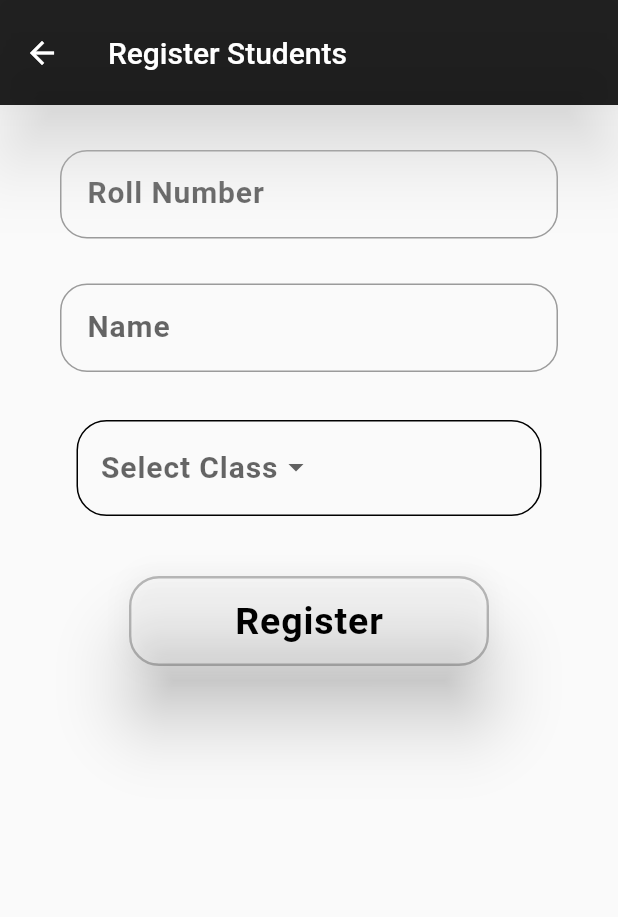
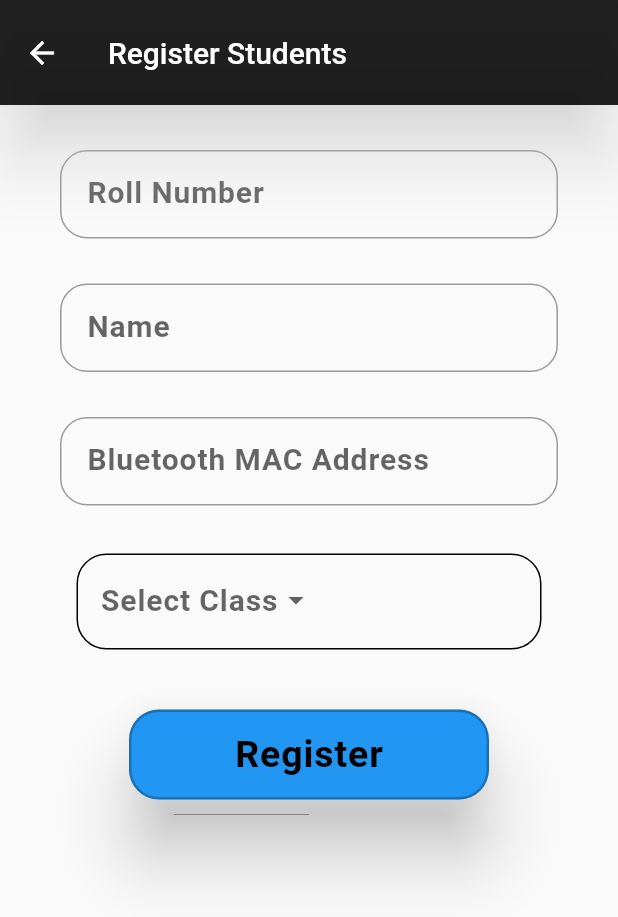
Before and after one commit to ArmanNawaz/BTAttendance, a Flutter app: the Register screen opened directly, on a phone screen of 412 x 824 dp. Shown: the top 917 px of the screen. Run offline on Flutter 3.47's test engine with Material 2 defaults, Android fonts, the phone set to English and light mode, and no system bars; our stand-ins replace firebase_core, flutter_blue; accounts and stored records are empty.

Commit message:
Modified home & register screen

```diff
--- a/lib/screens/home_screen.dart
+++ b/lib/screens/home_screen.dart
@@ -25,7 +25,6 @@ class _HomeScreenState extends State<HomeScreen> {
         body: Column(
           mainAxisAlignment: MainAxisAlignment.spaceEvenly,
           children: [
-            buildButton(title: 'Today\'s Report', onPress: () {}),
             buildButton(
                 title: 'Take Attendance',
                 onPress: () async{
@@ -55,7 +54,7 @@ class _HomeScreenState extends State<HomeScreen> {
                 title: 'View Students List',
                 onPress: (){}
                 ),
-            const SizedBox(height: 20.0,)
+            const SizedBox(height: 60.0),
           ],
         ),
       ),
--- a/lib/screens/register.dart
+++ b/lib/screens/register.dart
@@ -18,10 +18,12 @@ class _RegisterState extends State<Register> {
   Widget build(BuildContext context) {
     return Scaffold(
       appBar: myAppBar(title: 'Register Students'),
-      body: Column(
+      body: SingleChildScrollView(
+        child: Column(
           children: [
             _textInput(text: 'Roll Number', keyboardType: TextInputType.number),
             _textInput(text: 'Name', keyboardType: TextInputType.text),
+            _textInput(text: 'Bluetooth MAC Address', keyboardType: TextInputType.text),
             Container(
               margin: const EdgeInsets.only(top: 32),
               padding: const EdgeInsets.only(top: 6, left: 15),
@@ -67,7 +69,7 @@ class _RegisterState extends State<Register> {
                 ),
                 onPressed: (){},
                 style: ElevatedButton.styleFrom(
-                primary: Colors.white12,
+                  primary: Colors.blue,
                   onPrimary: Colors.black,
                   elevation: 20,
                   shape: RoundedRectangleBorder(
@@ -81,6 +83,7 @@ class _RegisterState extends State<Register> {
               ),
             ),
           ],
+        ),
       ),
     );
   }
```
Lines whose indentation alone changed are shown as unchanged.
